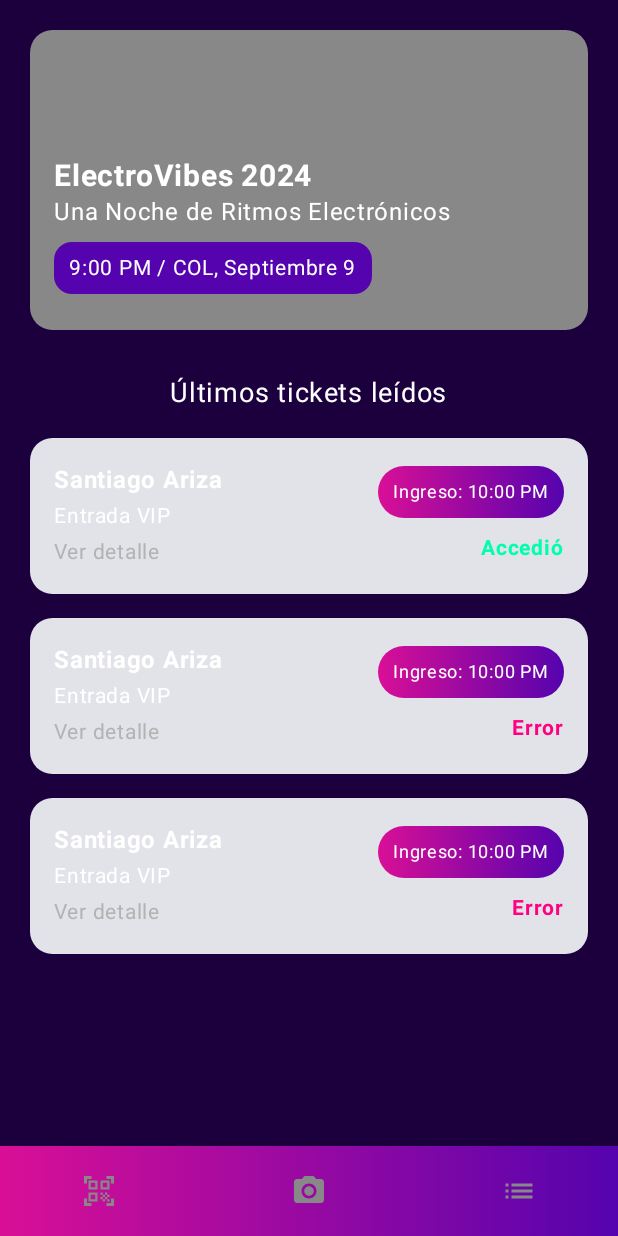
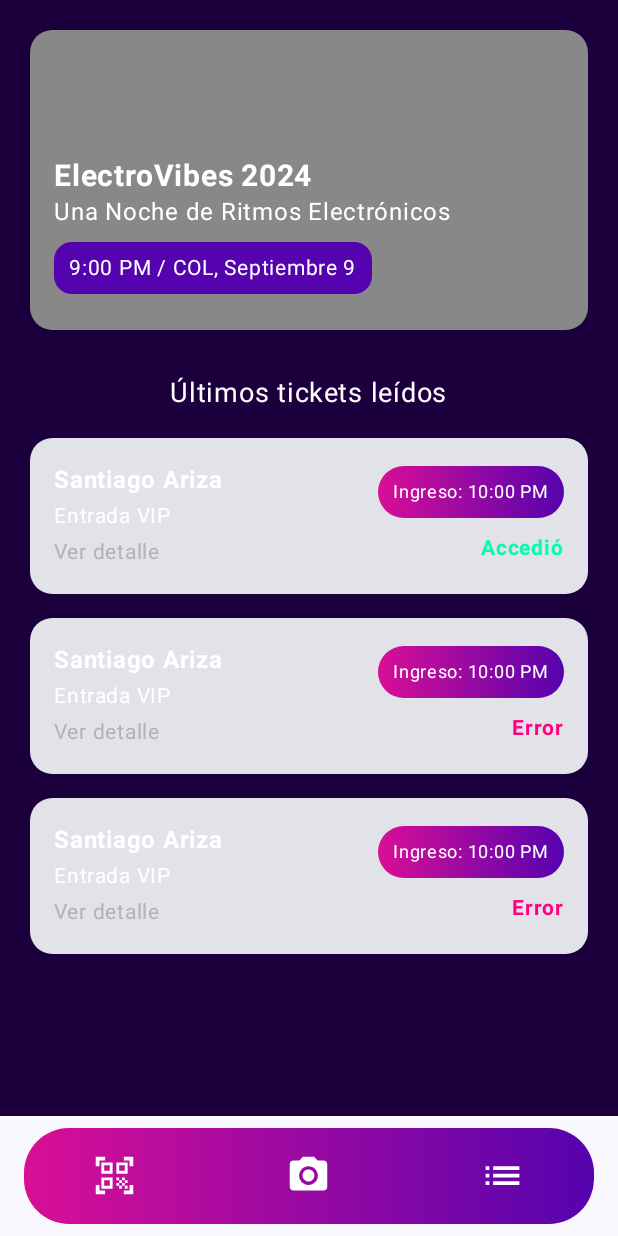
Before and after one commit to Daniel-Santiago-Acosta-1013/partyAppPDA, an Android app built with Jetpack Compose: the HomeScreen screen opened through its navigation route, after a tap on an icon or button, on a phone screen of 412 x 824 dp. Run offline under Robolectric (Android 15) with nearby library versions, the phone set to English and light mode, and no system bars.

Commit message:
[fix] navbar

```diff
--- a/app/src/main/java/com/example/partyapppda/ui/components/Navbar.kt
+++ b/app/src/main/java/com/example/partyapppda/ui/components/Navbar.kt
@@ -2,8 +2,11 @@ package com.example.partyapppda.ui.components
 
 import androidx.compose.foundation.background
 import androidx.compose.foundation.layout.*
+import androidx.compose.foundation.shape.CircleShape
+import androidx.compose.foundation.shape.RoundedCornerShape
 import androidx.compose.material3.*
 import androidx.compose.runtime.Composable
+import androidx.compose.ui.Alignment
 import androidx.compose.ui.Modifier
 import androidx.compose.ui.graphics.*
 import androidx.compose.ui.unit.dp
@@ -17,35 +20,33 @@ fun BottomNavBar(navController: NavController) {
         BottomNavItem.ScansList
     )
 
+    val currentRoute = navController.currentDestination?.route
+
     Surface(
         color = Color.Transparent,
         modifier = Modifier
             .fillMaxWidth()
-            .height(60.dp)
+            .height(80.dp)
+            .padding(horizontal = 16.dp, vertical = 8.dp)
     ) {
         Box(
             modifier = Modifier
-                .fillMaxWidth()
+                .fillMaxSize()
                 .background(
                     brush = Brush.horizontalGradient(
                         colors = listOf(Color(0xFFD90F96), Color(0xFF5503AE))
-                    )
+                    ),
+                    shape = RoundedCornerShape(30.dp)
                 )
         ) {
             NavigationBar(
                 containerColor = Color.Transparent,
                 modifier = Modifier.fillMaxSize()
             ) {
-                val currentRoute = navController.currentDestination?.route
                 items.forEach { item ->
+                    val selected = currentRoute == item.route
                     NavigationBarItem(
-                        icon = {
-                            Icon(
-                                imageVector = item.icon,
-                                contentDescription = item.title
-                            )
-                        },
-                        selected = currentRoute == item.route,
+                        selected = selected,
                         onClick = {
                             navController.navigate(item.route) {
                                 navController.graph.startDestinationRoute?.let { route ->
@@ -57,9 +58,39 @@ fun BottomNavBar(navController: NavController) {
                                 restoreState = true
                             }
                         },
+                        icon = {
+                            if (selected) {
+                                // Icono seleccionado dentro de un círculo blanco, color negro
+                                Box(
+                                    modifier = Modifier
+                                        .size(50.dp),
+                                    contentAlignment = Alignment.Center
+                                ) {
+                                    Box(
+                                        modifier = Modifier
+                                            .size(40.dp)
+                                            .background(Color.White, shape = CircleShape),
+                                        contentAlignment = Alignment.Center
+                                    ) {
+                                        Icon(
+                                            imageVector = item.icon,
+                                            contentDescription = item.title,
+                                            tint = Color.Black,
+                                            modifier = Modifier.size(24.dp)
+                                        )
+                                    }
+                                }
+                            } else {
+                                // Icono no seleccionado, color blanco y sin círculo
+                                Icon(
+                                    imageVector = item.icon,
+                                    contentDescription = item.title,
+                                    tint = Color.White,
+                                    modifier = Modifier.size(30.dp)
+                                )
+                            }
+                        },
                         colors = NavigationBarItemDefaults.colors(
-                            selectedIconColor = Color(0xFFff0080),
-                            unselectedIconColor = Color.Gray,
                             indicatorColor = Color.Transparent
                         )
                     )
```
